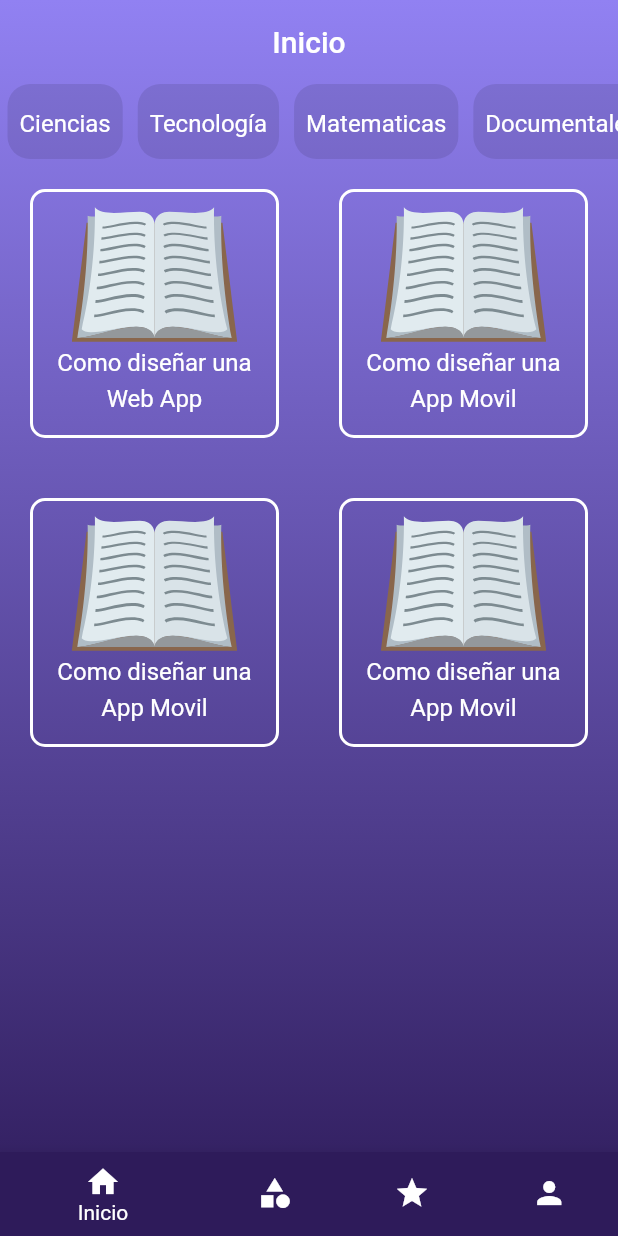
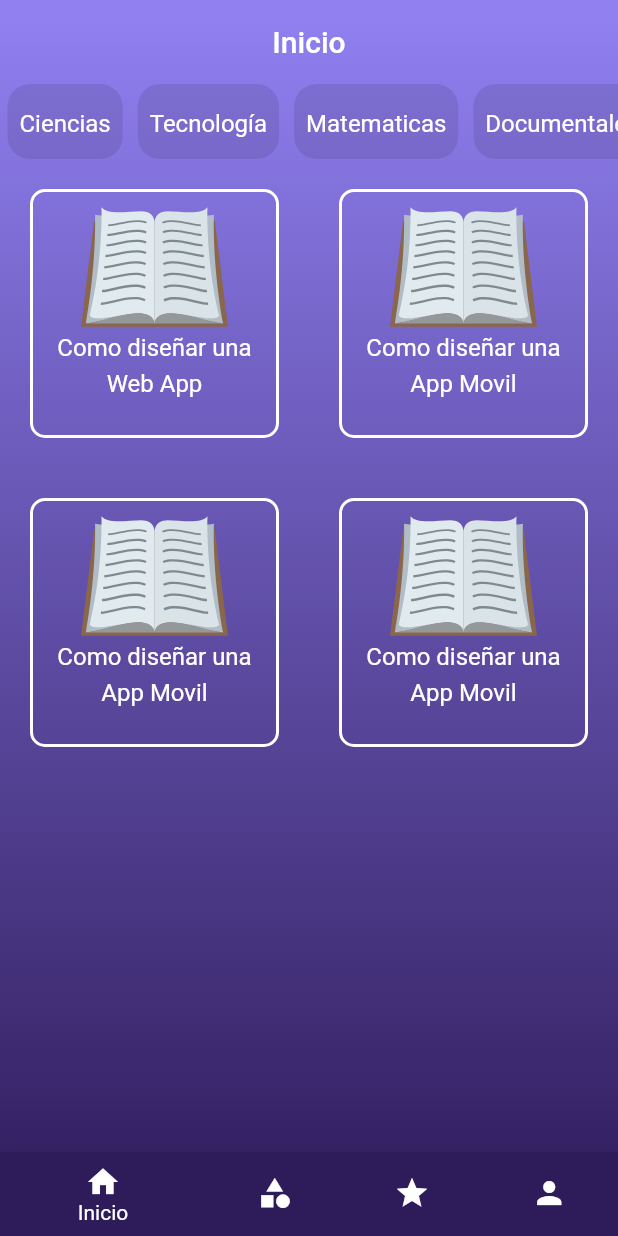
Before and after one commit to Cristhianbh98/am2-library-project, a Flutter app: the MainNavigationMenuScreen screen opened directly, on a phone screen of 412 x 824 dp. Run offline on Flutter 3.47's test engine with Material 2 defaults, Android fonts, the phone set to English and light mode, and no system bars; our stand-ins replace flutter_svg.

Commit message:
fix: overflow in book item and book screen

```diff
--- a/lib/screens/book_screen.dart
+++ b/lib/screens/book_screen.dart
@@ -25,8 +25,7 @@ class _BookScreenState extends State<BookScreen> {
         appBar: MainAppBar(title: book.title),
         body: Padding(
           padding: const EdgeInsets.symmetric(vertical: 30.0, horizontal: 40.0),
-          child: Column(
-            crossAxisAlignment: CrossAxisAlignment.stretch,
+          child: ListView(
             children: [
               SvgPicture.asset("images/book.svg"),
               const SizedBox(height: 30.0),
--- a/lib/widgets/book_list_widget.dart
+++ b/lib/widgets/book_list_widget.dart
@@ -40,7 +40,7 @@ class _BookListWidget extends State<BookListWidget> {
                 children: [
                   SvgPicture.asset(
                     "images/book.svg",
-                    height: 90.0,
+                    height: 80.0,
                   ),
                   Text(
                     book.title,
```
Also changed, not shown: pubspec.lock, 1 other file.
